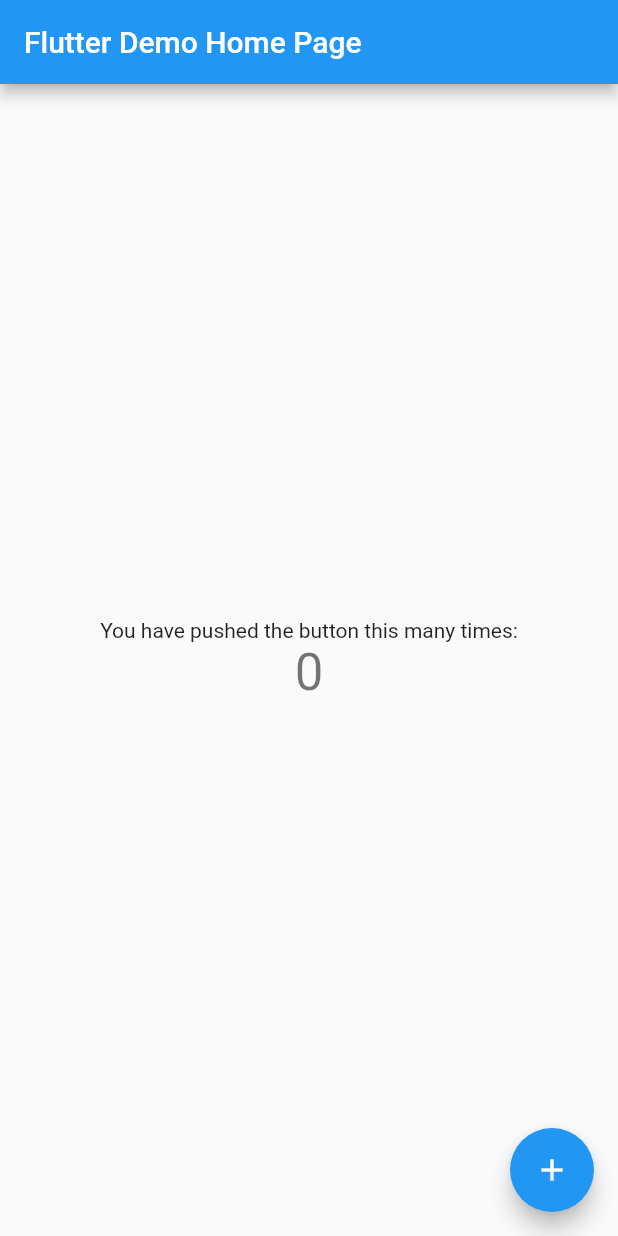
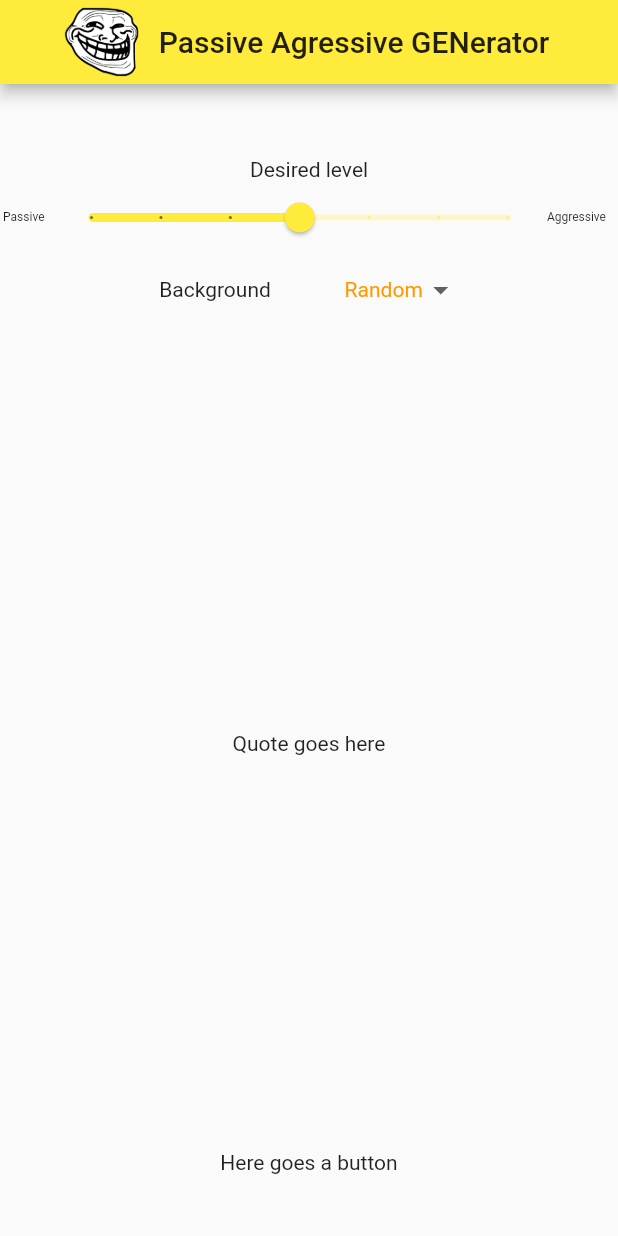
Before and after one commit to kodsama/PaGen, a Flutter app: the screen it shows after launch, on a phone screen of 412 x 824 dp. Run offline on Flutter 3.47's test engine with Material 2 defaults, Android fonts, the phone set to English and light mode, and no system bars.

Commit message:
First try

```diff
--- /dev/null
+++ b/lib/bar_app.dart
@@ -0,0 +1,21 @@
+import 'package:flutter/material.dart';
+
+AppBar BuildAppBar(String title, double height_px) {
+  AppBar bar = AppBar(
+    title: Row(
+      mainAxisAlignment: MainAxisAlignment.center,
+      children: [
+        Image.asset(
+        'images/trollface.png',
+        fit: BoxFit.contain,
+        height: height_px,
+        ),
+        Container(
+          padding: const EdgeInsets.all(8.0),
+          child: Text(title)
+        ), // Container
+      ], // children
+    ), // Row
+  ); // AppBar
+  return bar;
+}
--- /dev/null
+++ b/lib/bar_bottom.dart
@@ -0,0 +1,18 @@
+import 'package:flutter/material.dart';
+
+class BottomBar extends StatelessWidget {
+  BottomBar();
+
+  @override
+  Widget build(BuildContext context) {
+    return Container(
+      height: 0.10 * (MediaQuery.of(context).size.height - 80),
+      child:Column(
+        mainAxisAlignment: MainAxisAlignment.center,
+        children: <Widget>[
+          Text('Here goes a button'),
+        ], // children
+      ), // Column
+    ); // Container
+  }
+}
--- /dev/null
+++ b/lib/bar_quote.dart
@@ -0,0 +1,25 @@
+import 'package:flutter/material.dart';
+
+class QuoteBar extends StatefulWidget {
+  QuoteBar();
+
+  @override
+  _QuoteBarState createState() => _QuoteBarState();
+}
+
+class _QuoteBarState extends State<QuoteBar> {
+  final String quote = 'Quote goes here';
+
+  @override
+  Widget build(BuildContext context) {
+    return Container(
+      height: 0.65 * (MediaQuery.of(context).size.height - 80),
+      child:Column(
+        mainAxisAlignment: MainAxisAlignment.center,
+        children: <Widget>[
+          Text(quote),
+        ], // children
+      ), // Column
+    ); // Container
+  }
+}
--- /dev/null
+++ b/lib/bar_settings.dart
@@ -0,0 +1,110 @@
+import 'package:flutter/material.dart';
+
+class SettingsBar extends StatefulWidget {
+  SettingsBar();
+
+  @override
+  _SettingsBarState createState() => _SettingsBarState();
+}
+
+class _SettingsBarState extends State<SettingsBar> {
+  double _pa_scale = 3;
+  String _pa_theme = "Random";
+  final List<String> _pa_scales = [
+    "Ultra Passive",
+    "More passive than agressive",
+    "Passive-agressive",
+    "More agressive than passive+",
+    "Agressive",
+    "Super agressive",
+  ];
+  final int _pa_scale_levels = 6;
+  final List<String> _pa_themes = [
+    "Random",
+    "Public",
+    "Laundry",
+    "Kitchen"
+    ];
+
+  @override
+  Widget build(BuildContext context) {
+    return Container(
+      height: 0.25 * (MediaQuery.of(context).size.height - 80),
+      child:Column(
+        mainAxisAlignment: MainAxisAlignment.center,
+        children: <Widget>[
+          Text(
+            'Desired level',
+          ),
+          Row(
+            mainAxisAlignment: MainAxisAlignment.center,
+            children: <Widget>[
+              Container(
+                width: MediaQuery.of(context).size.width * 0.08,
+                child: Text('Passive',
+                  style: TextStyle(fontSize: 8.0,),
+                  ),
+              ),
+              Container(
+                width: MediaQuery.of(context).size.width * 0.80,
+                child: Slider(
+                  min: 0,
+                  max: this._pa_scale_levels.toDouble(),
+                  divisions: this._pa_scale_levels,
+                  label: 'Level',
+                  value: this._pa_scale,
+                  onChanged: (value) {
+                    setState(() {
+                      this._pa_scale = value;
+                    });
+                  },
+                ),
+              ), // Slider
+              Container(
+                width: MediaQuery.of(context).size.width * 0.11,
+                child: Text('Aggressive',
+                  style: TextStyle(fontSize: 8.0,),
+                  ),
+              ),
+            ], // children
+          ), // Row
+          Row(
+            mainAxisAlignment: MainAxisAlignment.center,
+            children: <Widget>[
+              Container(
+                width: MediaQuery.of(context).size.width * 0.3,
+                child: Text('Background'),
+              ),
+              DropdownButton<String>(
+                value: this._pa_theme,
+                items: this._pa_themes
+                    .map<DropdownMenuItem<String>>((String value) {
+                  return DropdownMenuItem<String>(
+                    value: value,
+                    child: Text(value),
+                  );
+                }).toList(),
+                // icon: Icon(Icons.arrow_downward),
+                iconSize: 24,
+                elevation: 16,
+                style: TextStyle(
+                  color: Colors.orange
+                ),
+                underline: Container(
+                  height: 5,
+                  // color: Colors.orange,
+                ),
+                onChanged: (String newValue) {
+                  setState(() {
+                    this._pa_theme = newValue;
+                    print(this._pa_theme);
+                  });
+                },
+              ), // DropdownButton
+            ], // children
+          ), // Row
+        ], // children
+      ), // Column
+    ); // Container
+  }
+}
--- a/lib/main.dart
+++ b/lib/main.dart
@@ -1,117 +1,36 @@
 import 'package:flutter/material.dart';
+import 'bar_app.dart';
+import 'pages.dart';
 
 void main() {
   runApp(MyApp());
 }
 
 class MyApp extends StatelessWidget {
-  // This widget is the root of your application.
   @override
   Widget build(BuildContext context) {
     return MaterialApp(
-      title: 'Flutter Demo',
+      title: 'PAGen',
       theme: ThemeData(
-        // This is the theme of your application.
-        //
-        // Try running your application with "flutter run". You'll see the
-        // application has a blue toolbar. Then, without quitting the app, try
-        // changing the primarySwatch below to Colors.green and then invoke
-        // "hot reload" (press "r" in the console where you ran "flutter run",
-        // or simply save your changes to "hot reload" in a Flutter IDE).
-        // Notice that the counter didn't reset back to zero; the application
-        // is not restarted.
-        primarySwatch: Colors.blue,
-        // This makes the visual density adapt to the platform that you run
-        // the app on. For desktop platforms, the controls will be smaller and
-        // closer together (more dense) than on mobile platforms.
+        primarySwatch: Colors.yellow,
         visualDensity: VisualDensity.adaptivePlatformDensity,
       ),
-      home: MyHomePage(title: 'Flutter Demo Home Page'),
+      home: MyHomePage(title: 'Passive Agressive GENerator'),
     );
   }
 }
 
-class MyHomePage extends StatefulWidget {
+class MyHomePage extends StatelessWidget {
   MyHomePage({Key key, this.title}) : super(key: key);
 
-  // This widget is the home page of your application. It is stateful, meaning
-  // that it has a State object (defined below) that contains fields that affect
-  // how it looks.
-
-  // This class is the configuration for the state. It holds the values (in this
-  // case the title) provided by the parent (in this case the App widget) and
-  // used by the build method of the State. Fields in a Widget subclass are
-  // always marked "final".
-
   final String title;
-
-  @override
-  _MyHomePageState createState() => _MyHomePageState();
-}
-
-class _MyHomePageState extends State<MyHomePage> {
-  int _counter = 0;
-
-  void _incrementCounter() {
-    setState(() {
-      // This call to setState tells the Flutter framework that something has
-      // changed in this State, which causes it to rerun the build method below
-      // so that the display can reflect the updated values. If we changed
-      // _counter without calling setState(), then the build method would not be
-      // called again, and so nothing would appear to happen.
-      _counter++;
-    });
-  }
+  final double app_bar_height = 60;
 
   @override
   Widget build(BuildContext context) {
-    // This method is rerun every time setState is called, for instance as done
-    // by the _incrementCounter method above.
-    //
-    // The Flutter framework has been optimized to make rerunning build methods
-    // fast, so that you can just rebuild anything that needs updating rather
-    // than having to individually change instances of widgets.
     return Scaffold(
-      appBar: AppBar(
-        // Here we take the value from the MyHomePage object that was created by
-        // the App.build method, and use it to set our appbar title.
-        title: Text(widget.title),
-      ),
-      body: Center(
-        // Center is a layout widget. It takes a single child and positions it
-        // in the middle of the parent.
-        child: Column(
-          // Column is also a layout widget. It takes a list of children and
-          // arranges them vertically. By default, it sizes itself to fit its
-          // children horizontally, and tries to be as tall as its parent.
-          //
-          // Invoke "debug painting" (press "p" in the console, choose the
-          // "Toggle Debug Paint" action from the Flutter Inspector in Android
-          // Studio, or the "Toggle Debug Paint" command in Visual Studio Code)
-          // to see the wireframe for each widget.
-          //
-          // Column has various properties to control how it sizes itself and
-          // how it positions its children. Here we use mainAxisAlignment to
-          // center the children vertically; the main axis here is the vertical
-          // axis because Columns are vertical (the cross axis would be
-          // horizontal).
-          mainAxisAlignment: MainAxisAlignment.center,
-          children: <Widget>[
-            Text(
-              'You have pushed the button this many times:',
-            ),
-            Text(
-              '$_counter',
-              style: Theme.of(context).textTheme.headline4,
-            ),
-          ],
-        ),
-      ),
-      floatingActionButton: FloatingActionButton(
-        onPressed: _incrementCounter,
-        tooltip: 'Increment',
-        child: Icon(Icons.add),
-      ), // This trailing comma makes auto-formatting nicer for build methods.
-    );
+      appBar: BuildAppBar(this.title, this.app_bar_height),
+      body: BuildPages(),
+    ); // Scaffold
   }
 }
--- /dev/null
+++ b/lib/pages.dart
@@ -0,0 +1,20 @@
+import 'package:flutter/material.dart';
+import 'bar_settings.dart';
+import 'bar_quote.dart';
+import 'bar_bottom.dart';
+
+class BuildPages extends StatelessWidget {
+  BuildPages();
+
+  @override
+  Widget build(BuildContext context) {
+    return Column(
+      mainAxisAlignment: MainAxisAlignment.center,
+      children: <Widget>[
+        SettingsBar(),
+        QuoteBar(),
+        BottomBar(),
+      ], // children of Column
+    ); // Column
+  }
+}
--- a/pubspec.yaml
+++ b/pubspec.yaml
@@ -24,7 +24,6 @@
   flutter:
     sdk: flutter
 
-
   # The following adds the Cupertino Icons font to your application.
   # Use with the CupertinoIcons class for iOS style icons.
   cupertino_icons: ^0.1.3
@@ -45,9 +44,8 @@
   uses-material-design: true
 
   # To add assets to your application, add an assets section, like this:
-  # assets:
-  #   - images/a_dot_burr.jpeg
-  #   - images/a_dot_ham.jpeg
+  assets:
+    - images/
 
   # An image asset can refer to one or more resolution-specific "variants", see
   # https://flutter.dev/assets-and-images/#resolution-aware.
```
